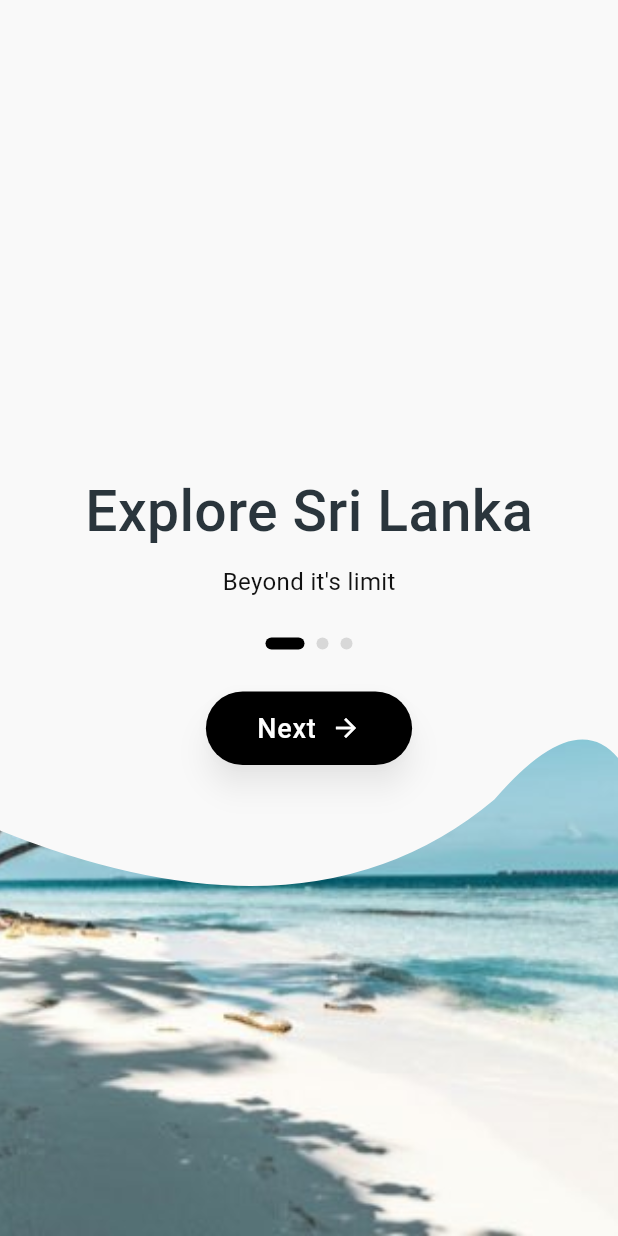
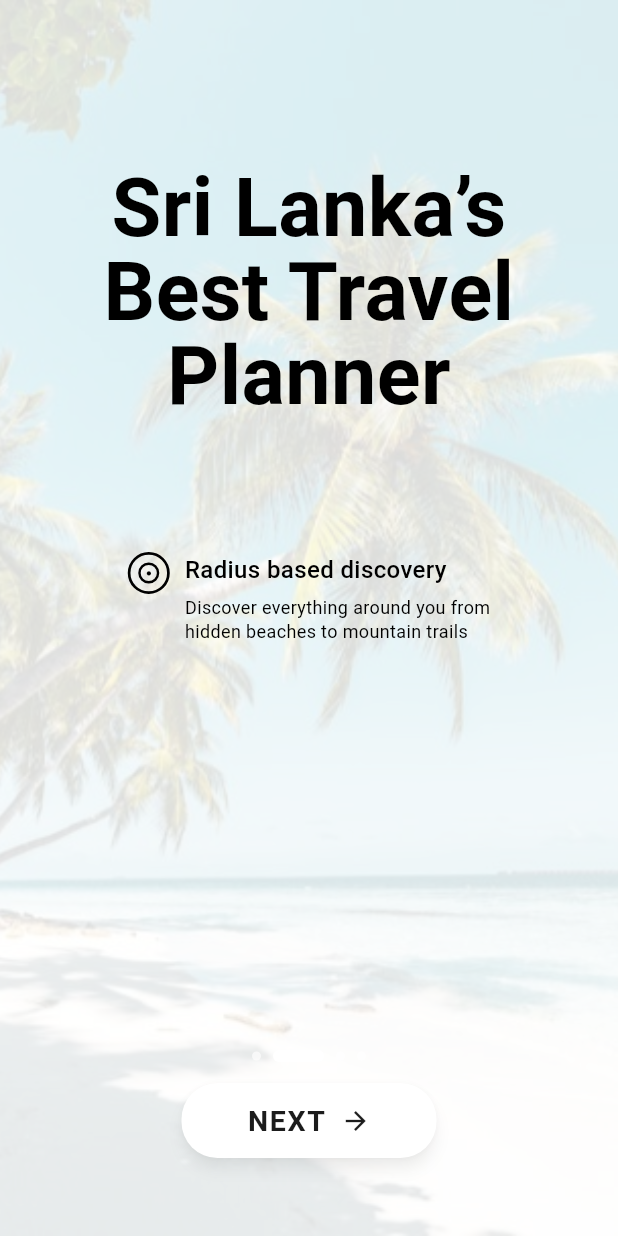
Before and after one commit to sanularajapaksha-prog/Sey-go-travel-guide-app-mobile-app, a Flutter app: the screen it shows after launch, on a phone screen of 412 x 824 dp. Run offline on Flutter 3.47's test engine with Material 3 defaults, Android fonts, the phone set to English and light mode, and no system bars; our stand-ins replace cached_network_image, connectivity_plus, flutter_dotenv, flutter_svg, fluttertoast, geolocator and 6 more; accounts and stored records are empty.

Commit message:
Update onboarding UI and related frontend screens

```diff
--- a/Documents/seygo/front-end/lib/main.dart
+++ b/Documents/seygo/front-end/lib/main.dart
@@ -8,7 +8,7 @@ import 'package:supabase_flutter/supabase_flutter.dart';
 import 'core/app_export.dart'; // AppRoutes
 import 'providers/theme_provider.dart';
 import 'providers/font_scale_provider.dart';
-import 'theme/app_theme.dart'; // your AppTheme class
+// your AppTheme class
 import 'widgets/custom_error_widget.dart';
 
 void main() async {
--- a/Documents/seygo/front-end/lib/presentation/onboarding_screen/onboarding_screen.dart
+++ b/Documents/seygo/front-end/lib/presentation/onboarding_screen/onboarding_screen.dart
@@ -16,75 +16,31 @@ class OnboardingScreen extends StatelessWidget {
             'assets/images/beach_background.jpg',
             fit: BoxFit.cover,
           ),
-          Align(
-            alignment: Alignment.topCenter,
-            child: FractionallySizedBox(
-              widthFactor: 1,
-              heightFactor: 0.84,
-              child: ClipPath(
-                clipper: _TopWhiteClipper(),
-                child: Container(color: const Color(0xFFF9F9F9)),
-              ),
-            ),
-          ),
+          Container(color: Colors.white.withValues(alpha: 0.86)),
           SafeArea(
             child: Center(
-              child: Column(
-                mainAxisSize: MainAxisSize.min,
-                children: [
-                  Text(
-                    'Explore Sri Lanka',
-                    style: GoogleFonts.roboto(
-                      fontSize: 38,
-                      fontWeight: FontWeight.w500,
-                      color: const Color(0xFF2A353C),
-                    ),
-                  ),
-                  const SizedBox(height: 8),
-                  Text(
-                    "Beyond it's limit",
-                    style: GoogleFonts.roboto(
-                      fontSize: 16,
-                      fontWeight: FontWeight.w400,
-                      color: const Color(0xFF111111),
-                    ),
-                  ),
-                  const SizedBox(height: 26),
-                  const _OnboardingDots(),
-                  const SizedBox(height: 28),
-                  ElevatedButton(
-                    onPressed: () {
-                      Navigator.pushNamed(context, AppRoutes.welcomeHomeScreen);
-                    },
-                    style: ElevatedButton.styleFrom(
-                      backgroundColor: Colors.black,
-                      foregroundColor: Colors.white,
-                      elevation: 8,
-                      shadowColor: Colors.black.withValues(alpha: 0.35),
-                      padding: const EdgeInsets.symmetric(
-                        horizontal: 34,
-                        vertical: 14,
-                      ),
-                      shape: RoundedRectangleBorder(
-                        borderRadius: BorderRadius.circular(28),
+              child: ConstrainedBox(
+                constraints: const BoxConstraints(maxWidth: 320),
+                child: Column(
+                  children: [
+                    const SizedBox(height: 110),
+                    Text(
+                      "Sri Lanka’s\nBest Travel\nPlanner",
+                      textAlign: TextAlign.center,
+                      style: GoogleFonts.roboto(
+                        fontSize: 54,
+                        height: 1.04,
+                        fontWeight: FontWeight.w700,
+                        color: Colors.black,
                       ),
                     ),
-                    child: Row(
-                      mainAxisSize: MainAxisSize.min,
-                      children: [
-                        Text(
-                          'Next',
-                          style: GoogleFonts.roboto(
-                            fontSize: 18,
-                            fontWeight: FontWeight.w500,
-                          ),
-                        ),
-                        const SizedBox(width: 10),
-                        const Icon(Icons.arrow_forward, size: 20),
-                      ],
-                    ),
-                  ),
-                ],
+                    const SizedBox(height: 90),
+                    const _FeatureItem(),
+                    const Spacer(),
+                    const _BottomControls(),
+                    const SizedBox(height: 52),
+                  ],
+                ),
               ),
             ),
           ),
@@ -94,65 +50,139 @@ class OnboardingScreen extends StatelessWidget {
   }
 }
 
-class _OnboardingDots extends StatelessWidget {
-  const _OnboardingDots();
+class _FeatureItem extends StatelessWidget {
+  const _FeatureItem();
 
   @override
   Widget build(BuildContext context) {
     return Row(
       mainAxisSize: MainAxisSize.min,
+      crossAxisAlignment: CrossAxisAlignment.start,
       children: [
         Container(
-          width: 26,
-          height: 8,
+          width: 28,
+          height: 28,
+          alignment: Alignment.center,
           decoration: BoxDecoration(
-            color: Colors.black,
-            borderRadius: BorderRadius.circular(8),
+            shape: BoxShape.circle,
+            border: Border.all(color: Colors.black, width: 1.8),
+          ),
+          child: Container(
+            width: 14,
+            height: 14,
+            decoration: BoxDecoration(
+              shape: BoxShape.circle,
+              border: Border.all(color: Colors.black, width: 1.6),
+            ),
+            child: const Center(
+              child: Icon(Icons.circle, size: 3.5, color: Colors.black),
+            ),
           ),
         ),
-        const SizedBox(width: 8),
-        _dot(),
-        const SizedBox(width: 8),
-        _dot(),
+        const SizedBox(width: 10),
+        Column(
+          crossAxisAlignment: CrossAxisAlignment.start,
+          children: [
+            Text(
+              'Radius based discovery',
+              style: GoogleFonts.roboto(
+                fontSize: 16,
+                fontWeight: FontWeight.w500,
+                color: Colors.black,
+              ),
+            ),
+            const SizedBox(height: 6),
+            Text(
+              'Discover everything around you from\nhidden beaches to mountain trails',
+              style: GoogleFonts.roboto(
+                fontSize: 12,
+                height: 1.3,
+                fontWeight: FontWeight.w400,
+                color: Colors.black,
+              ),
+            ),
+          ],
+        ),
+      ],
+    );
+  }
+}
+
+class _BottomControls extends StatelessWidget {
+  const _BottomControls();
+
+  @override
+  Widget build(BuildContext context) {
+    return Column(
+      mainAxisSize: MainAxisSize.min,
+      children: [
+        Row(
+          mainAxisSize: MainAxisSize.min,
+          children: [
+            _dot(inactive: true),
+            const SizedBox(width: 8),
+            Container(
+              width: 34,
+              height: 8,
+              decoration: BoxDecoration(
+                color: Colors.white,
+                borderRadius: BorderRadius.circular(10),
+              ),
+            ),
+            const SizedBox(width: 8),
+            _dot(inactive: true),
+            const SizedBox(width: 8),
+            _dot(inactive: true),
+          ],
+        ),
+        const SizedBox(height: 14),
+        SizedBox(
+          height: 50,
+          width: 170,
+          child: ElevatedButton(
+            onPressed: () {
+              Navigator.pushNamed(context, AppRoutes.welcomeHomeScreen);
+            },
+            style: ElevatedButton.styleFrom(
+              backgroundColor: Colors.white,
+              foregroundColor: const Color(0xFF1C1C1C),
+              elevation: 4,
+              shadowColor: Colors.black.withValues(alpha: 0.3),
+              padding: const EdgeInsets.symmetric(horizontal: 20, vertical: 10),
+              shape: RoundedRectangleBorder(
+                borderRadius: BorderRadius.circular(24),
+              ),
+            ),
+            child: Row(
+              mainAxisAlignment: MainAxisAlignment.center,
+              mainAxisSize: MainAxisSize.min,
+              children: [
+                Text(
+                  'NEXT',
+                  style: GoogleFonts.roboto(
+                    fontSize: 19,
+                    letterSpacing: 1.1,
+                    fontWeight: FontWeight.w700,
+                  ),
+                ),
+                const SizedBox(width: 10),
+                const Icon(Icons.arrow_forward, size: 20),
+              ],
+            ),
+          ),
+        ),
       ],
     );
   }
 
-  Widget _dot() {
+  Widget _dot({required bool inactive}) {
     return Container(
-      width: 8,
-      height: 8,
-      decoration: const BoxDecoration(
-        color: Color(0xFFD8D8D8),
+      width: 6,
+      height: 6,
+      decoration: BoxDecoration(
+        color: inactive ? Colors.white.withValues(alpha: 0.65) : Colors.white,
         shape: BoxShape.circle,
       ),
     );
   }
 }
-
-class _TopWhiteClipper extends CustomClipper<Path> {
-  @override
-  Path getClip(Size size) {
-    final path = Path()
-      ..lineTo(0, size.height * 0.80)
-      ..quadraticBezierTo(
-        size.width * 0.50,
-        size.height * 0.92,
-        size.width * 0.80,
-        size.height * 0.77,
-      )
-      ..quadraticBezierTo(
-        size.width * 0.93,
-        size.height * 0.68,
-        size.width,
-        size.height * 0.73,
-      )
-      ..lineTo(size.width, 0)
-      ..close();
-
-    return path;
-  }
-
-  @override
-  bool shouldReclip(covariant CustomClipper<Path> oldClipper) => false;
-}
--- a/Documents/seygo/front-end/lib/presentation/welcome_home_screen/welcome_home_screen_initial_page.dart
+++ b/Documents/seygo/front-end/lib/presentation/welcome_home_screen/welcome_home_screen_initial_page.dart
@@ -1,9 +1,6 @@
 import 'package:flutter/material.dart';
 import 'package:sizer/sizer.dart';
-import 'package:google_fonts/google_fonts.dart';
 
-import '../../core/app_export.dart';
-import '../../widgets/custom_icon_widget.dart';
 import './widgets/category_pill_widget.dart';
 import './widgets/destination_card_widget.dart';
 import './widgets/featured_carousel_widget.dart';
--- a/Documents/seygo/front-end/lib/presentation/welcome_home_screen/widgets/general_settings_popup.dart
+++ b/Documents/seygo/front-end/lib/presentation/welcome_home_screen/widgets/general_settings_popup.dart
@@ -11,11 +11,11 @@ class GeneralSettingsPopup extends StatefulWidget {
 
 class _GeneralSettingsPopupState extends State<GeneralSettingsPopup> {
   // Current values (you can later load from shared_preferences / provider)
-  String _language = 'English (Sri Lanka)';
-  String _countryRegion = 'Sri Lanka';
-  String _timeZone = 'Asia/Colombo (GMT+05:30)';
+  final String _language = 'English (Sri Lanka)';
+  final String _countryRegion = 'Sri Lanka';
+  final String _timeZone = 'Asia/Colombo (GMT+05:30)';
   String _notificationPref = 'Unmute'; // Unmute or Mute
-  String _units = 'Kilometres / Metres';
+  final String _units = 'Kilometres / Metres';
 
   @override
   Widget build(BuildContext context) {
--- a/Documents/seygo/front-end/lib/presentation/welcome_home_screen/widgets/profile_settings_popup.dart
+++ b/Documents/seygo/front-end/lib/presentation/welcome_home_screen/widgets/profile_settings_popup.dart
@@ -79,7 +79,7 @@ class _ProfileSettingsPopupState extends State<ProfileSettingsPopup> {
                     children: [
                       CircleAvatar(
                         radius: 20.w,
-                        backgroundColor: theme.colorScheme.surfaceVariant,
+                        backgroundColor: theme.colorScheme.surfaceContainerHighest,
                         child: Icon(
                           Icons.person,
                           size: 35.w,
@@ -164,7 +164,7 @@ class _ProfileSettingsPopupState extends State<ProfileSettingsPopup> {
                 SizedBox(height: 2.h),
 
                 DropdownButtonFormField<String>(
-                  value: _preferredTravelStyle,
+                  initialValue: _preferredTravelStyle,
                   decoration: InputDecoration(
                     labelText: "Preferred Travel Style",
                     border: OutlineInputBorder(
--- a/Documents/seygo/front-end/lib/widgets/custom_image_widget.dart
+++ b/Documents/seygo/front-end/lib/widgets/custom_image_widget.dart
@@ -83,7 +83,7 @@ class CustomImageWidget extends StatelessWidget {
   }
 
   ///build the image with border radius
-  _buildCircleImage() {
+  dynamic _buildCircleImage() {
     if (radius != null) {
       return ClipRRect(
         borderRadius: radius ?? BorderRadius.zero,
@@ -95,7 +95,7 @@ class CustomImageWidget extends StatelessWidget {
   }
 
   ///build the image with border and border radius style
-  _buildImageWithBorder() {
+  Widget _buildImageWithBorder() {
     if (border != null) {
       return Container(
         decoration: BoxDecoration(border: border, borderRadius: radius),
```
